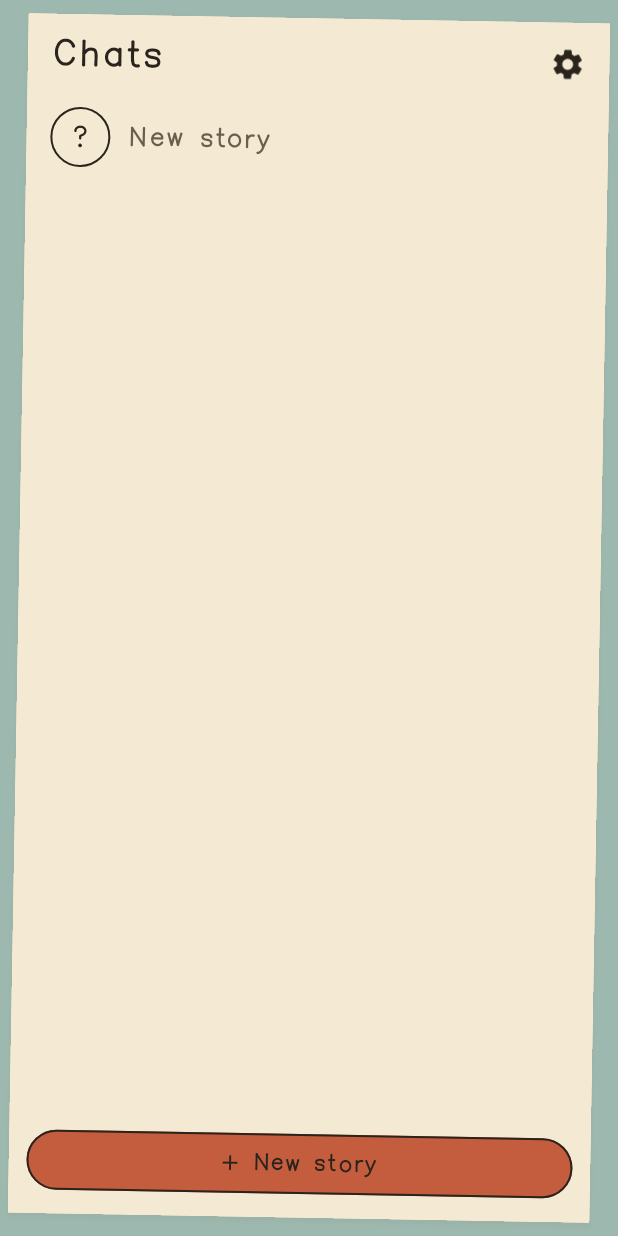
After one commit to Sra1chandra/improv, an Android app built with Jetpack Compose: the ChatsScreen screen opened through its navigation route, on a phone screen of 412 x 824 dp. The commit adds this screen. Run offline under Robolectric (Android 15) with nearby library versions, the phone set to English and light mode, and no system bars; our stand-ins replace Room's generated code.

Commit message:
feat: chats, thread, settings screens

```diff
--- a/app/src/main/java/app/sandy/improv/MainActivity.kt
+++ b/app/src/main/java/app/sandy/improv/MainActivity.kt
@@ -3,11 +3,16 @@ package app.sandy.improv
 import android.os.Bundle
 import androidx.activity.ComponentActivity
 import androidx.activity.compose.setContent
-import androidx.compose.material3.Text
+import app.sandy.improv.ui.ImprovNav
+import app.sandy.improv.ui.PaperTheme
 
 class MainActivity : ComponentActivity() {
     override fun onCreate(savedInstanceState: Bundle?) {
         super.onCreate(savedInstanceState)
-        setContent { Text("S.andy") }
+        setContent {
+            PaperTheme {
+                ImprovNav()
+            }
+        }
     }
 }
--- /dev/null
+++ b/app/src/main/java/app/sandy/improv/ui/ChatsScreen.kt
@@ -0,0 +1,138 @@
+package app.sandy.improv.ui
+
+import androidx.compose.foundation.background
+import androidx.compose.foundation.border
+import androidx.compose.foundation.clickable
+import androidx.compose.foundation.layout.Arrangement
+import androidx.compose.foundation.layout.Box
+import androidx.compose.foundation.layout.Column
+import androidx.compose.foundation.layout.Row
+import androidx.compose.foundation.layout.WindowInsets
+import androidx.compose.foundation.layout.fillMaxSize
+import androidx.compose.foundation.layout.fillMaxWidth
+import androidx.compose.foundation.layout.padding
+import androidx.compose.foundation.layout.safeDrawing
+import androidx.compose.foundation.layout.size
+import androidx.compose.foundation.layout.windowInsetsPadding
+import androidx.compose.foundation.lazy.LazyColumn
+import androidx.compose.foundation.lazy.items
+import androidx.compose.foundation.shape.CircleShape
+import androidx.compose.material.icons.Icons
+import androidx.compose.material.icons.filled.Settings
+import androidx.compose.material3.Button
+import androidx.compose.material3.Icon
+import androidx.compose.material3.IconButton
+import androidx.compose.material3.MaterialTheme
+import androidx.compose.material3.Text
+import androidx.compose.runtime.Composable
+import androidx.compose.ui.Alignment
+import androidx.compose.ui.Modifier
+import androidx.compose.ui.text.style.TextOverflow
+import androidx.compose.ui.unit.dp
+import app.sandy.improv.data.Story
+
+@Composable
+fun ChatsScreen(
+    stories: List<Story>,
+    onOpen: (String) -> Unit,
+    onSettings: () -> Unit,
+    onNew: () -> Unit,
+) {
+    Box(
+        Modifier
+            .fillMaxSize()
+            .background(Ink.desk)
+            .windowInsetsPadding(WindowInsets.safeDrawing)
+            .padding(12.dp),
+    ) {
+        PaperSheet(Modifier.fillMaxSize()) {
+            Column(Modifier.fillMaxSize()) {
+                Row(
+                    Modifier
+                        .fillMaxWidth()
+                        .padding(start = 16.dp, end = 4.dp, top = 4.dp),
+                    verticalAlignment = Alignment.CenterVertically,
+                ) {
+                    Text(
+                        "Chats",
+                        style = MaterialTheme.typography.titleLarge,
+                        modifier = Modifier.weight(1f),
+                    )
+                    IconButton(onClick = onSettings) {
+                        Icon(Icons.Filled.Settings, contentDescription = "Settings", tint = Ink.felt)
+                    }
+                }
+                Box(Modifier.weight(1f).fillMaxWidth()) {
+                    if (stories.isEmpty()) {
+                        Text(
+                            "No stories yet.",
+                            modifier = Modifier.align(Alignment.Center),
+                            style = MaterialTheme.typography.bodyLarge,
+                        )
+                    } else {
+                        LazyColumn(Modifier.fillMaxSize()) {
+                            items(stories, key = { it.id }) { story ->
+                                StoryRow(story, onOpen)
+                            }
+                        }
+                    }
+                }
+                Button(
+                    onClick = onNew,
+                    modifier = Modifier
+                        .fillMaxWidth()
+                        .padding(12.dp),
+                    colors = stampButtonColors(),
+                    border = stampBorder(),
+                ) {
+                    Text("+ New story")
+                }
+            }
+        }
+    }
+}
+
+@Composable
+private fun StoryRow(story: Story, onOpen: (String) -> Unit) {
+    Row(
+        Modifier
+            .fillMaxWidth()
+            .clickable { onOpen(story.id) }
+            .padding(horizontal = 16.dp, vertical = 10.dp),
+        verticalAlignment = Alignment.CenterVertically,
+        horizontalArrangement = Arrangement.spacedBy(12.dp),
+    ) {
+        LetterMark(story.letter)
+        Column(Modifier.weight(1f)) {
+            Text(
+                story.title.ifBlank { "New story" },
+                maxLines = 1,
+                overflow = TextOverflow.Ellipsis,
+                style = MaterialTheme.typography.titleMedium,
+                color = if (story.title.isBlank()) Ink.pencil else Ink.felt,
+            )
+            if (story.lastLine.isNotBlank()) {
+                Text(
+                    story.lastLine,
+                    maxLines = 1,
+                    overflow = TextOverflow.Ellipsis,
+                    color = Ink.pencil,
+                    style = MaterialTheme.typography.bodyMedium,
+                )
+            }
+        }
+    }
+}
+
+@Composable
+private fun LetterMark(letter: String) {
+    val mark = letter.ifBlank { "?" }.take(1)
+    Box(
+        Modifier
+            .size(40.dp)
+            .border(1.dp, Ink.felt, CircleShape),
+        contentAlignment = Alignment.Center,
+    ) {
+        Text(mark, style = MaterialTheme.typography.titleMedium)
+    }
+}
--- /dev/null
+++ b/app/src/main/java/app/sandy/improv/ui/Nav.kt
@@ -0,0 +1,101 @@
+package app.sandy.improv.ui
+
+import androidx.compose.runtime.Composable
+import androidx.compose.runtime.getValue
+import androidx.compose.runtime.mutableStateOf
+import androidx.compose.runtime.produceState
+import androidx.compose.runtime.remember
+import androidx.compose.runtime.rememberCoroutineScope
+import androidx.compose.runtime.setValue
+import androidx.compose.ui.platform.LocalContext
+import androidx.navigation.NavType
+import androidx.navigation.compose.NavHost
+import androidx.navigation.compose.composable
+import androidx.navigation.compose.rememberNavController
+import androidx.navigation.navArgument
+import app.sandy.improv.ImprovApp
+import app.sandy.improv.data.Message
+import app.sandy.improv.data.Story
+import app.sandy.improv.domain.letterFromFirstLine
+import java.util.UUID
+import kotlinx.coroutines.launch
+
+@Composable
+fun ImprovNav() {
+    val app = LocalContext.current.applicationContext as ImprovApp
+    val nav = rememberNavController()
+    val scope = rememberCoroutineScope()
+    val stories by produceState(emptyList<Story>()) {
+        app.db.stories().stories().collect { value = it }
+    }
+
+    NavHost(navController = nav, startDestination = "chats") {
+        composable("chats") {
+            ChatsScreen(
+                stories = stories,
+                onOpen = { id -> nav.navigate("thread/$id") },
+                onSettings = { nav.navigate("settings") },
+                onNew = {
+                    scope.launch {
+                        val id = UUID.randomUUID().toString()
+                        val now = System.currentTimeMillis()
+                        app.db.stories().upsertStory(Story(id, "", "?", "", now, now))
+                        nav.navigate("thread/$id")
+                    }
+                },
+            )
+        }
+        composable(
+            "thread/{id}",
+            arguments = listOf(navArgument("id") { type = NavType.StringType }),
+        ) { entry ->
+            val id = entry.arguments?.getString("id").orEmpty()
+            val messages by produceState(emptyList<Message>(), id) {
+                app.db.stories().messages(id).collect { value = it }
+            }
+            val title = stories.firstOrNull { it.id == id }?.title.orEmpty()
+            ThreadScreen(
+                title = title,
+                messages = messages,
+                onBack = { nav.popBackStack() },
+                // ponytail: saves your line only. Reply, waiting, and errors land in Task 10.
+                onSend = { text ->
+                    val line = text.trim()
+                    if (line.isEmpty()) return@ThreadScreen
+                    scope.launch {
+                        val dao = app.db.stories()
+                        val now = System.currentTimeMillis()
+                        dao.insertMessage(Message(UUID.randomUUID().toString(), id, "you", line, now))
+                        val story = dao.story(id) ?: return@launch
+                        val first = story.title.isBlank()
+                        dao.updateStory(
+                            story.copy(
+                                title = if (first) line.lineSequence().first().trim() else story.title,
+                                letter = if (first) letterFromFirstLine(line) else story.letter,
+                                lastLine = line.lineSequence().last().trim(),
+                                updatedAt = now,
+                            ),
+                        )
+                    }
+                },
+            )
+        }
+        composable("settings") {
+            var apiKey by remember { mutableStateOf(app.keys.apiKey()) }
+            var model by remember { mutableStateOf(app.keys.model().ifBlank { "gpt-4o-mini" }) }
+            SettingsScreen(
+                apiKey = apiKey,
+                model = model,
+                onApiKey = {
+                    apiKey = it
+                    app.keys.setApiKey(it)
+                },
+                onModel = {
+                    model = it
+                    app.keys.setModel(it)
+                },
+                onBack = { nav.popBackStack() },
+            )
+        }
+    }
+}
```
Also changed, not shown: app/src/main/java/app/sandy/improv/ui/SettingsScreen.kt (added, +129 -0 lines), app/src/main/java/app/sandy/improv/ui/ThreadScreen.kt (added, +182 -0 lines).
